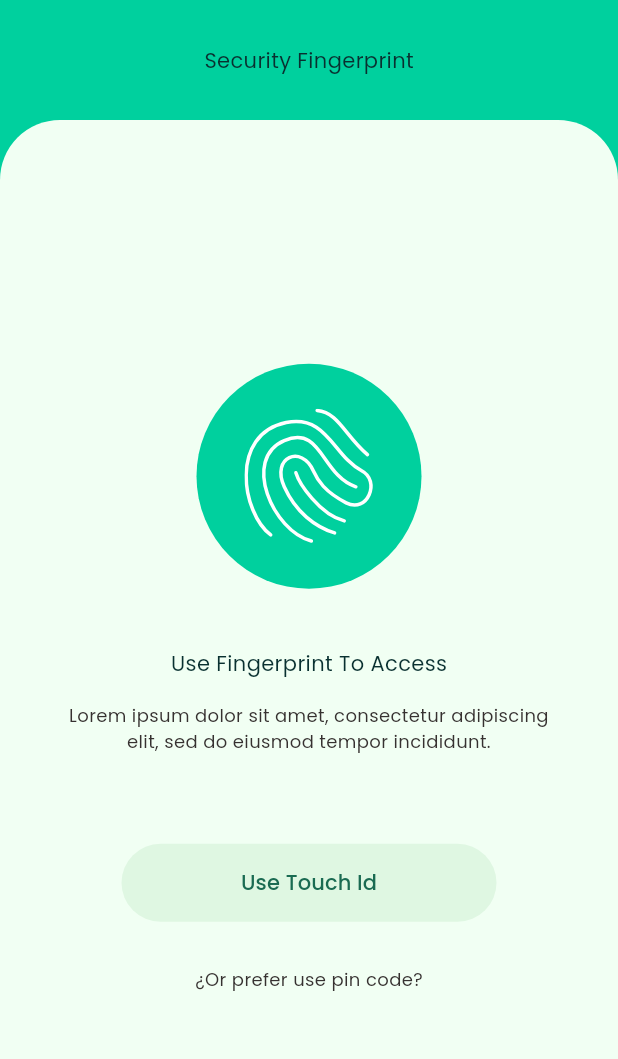
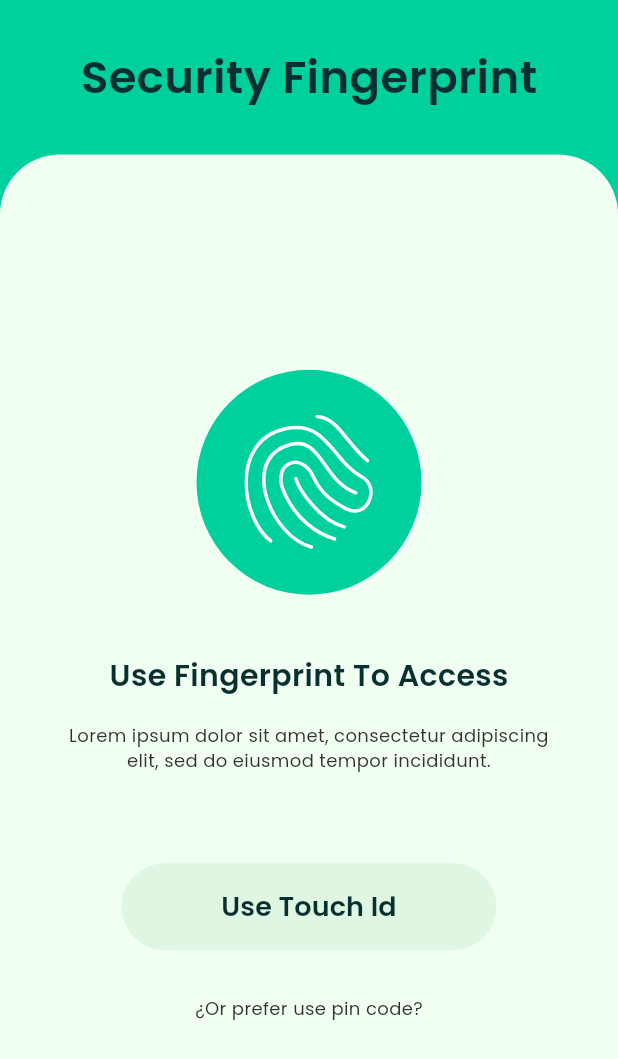
Before and after one commit to Om4r-M4dy/FinWise, a Flutter app: the SecurityFingerprintScreen screen opened directly, on a phone screen of 412 x 824 dp. Shown: the top 1059 px of the screen. Run offline on Flutter 3.47's test engine with Material 3 defaults, Android fonts, the phone set to English and light mode, and no system bars; our stand-ins replace custom_sliding_segmented_control, date_field, device_preview, fl_chart, flip_card, flutter_svg and 5 more; missing offline and left inert: verification_code_field.

Commit message:
Merge remote-tracking branch 'origin/main' into auth-feature

```diff
--- a/lib/core/routes/app_router.dart
+++ b/lib/core/routes/app_router.dart
@@ -4,6 +4,11 @@ import 'package:finwise/features/Home/pages/nav_bar.dart';
 import 'package:finwise/features/Security/pages/terms_and_conditions.dart';
 import 'package:finwise/features/Transaction/pages/transaction_screen.dart';
 import 'package:finwise/features/analysis/pages/analysis_screen.dart';
+import 'package:finwise/features/auth/page/forgot_password.dart';
+import 'package:finwise/features/auth/page/login_screen.dart';
+import 'package:finwise/features/auth/page/securityPin_screen.dart';
+import 'package:finwise/features/auth/page/security_fingerprint_screen.dart';
+import 'package:finwise/features/auth/page/signup_screen.dart';
 import 'package:finwise/features/categories/pages/add_expenses.dart';
 import 'package:finwise/features/categories/pages/add_savings.dart';
 import 'package:finwise/features/categories/pages/car.dart';
@@ -160,6 +165,30 @@ class AppRouter {
         path: Routes.transactionScreen,
         builder: (context, state) => TransactionScreen(),
       ),
+      // Security Routes
+      GoRoute(
+        path: Routes.securitypinScreen,
+        builder: (context, state) => SecuritypinScreen(),
+      ),
+      GoRoute(
+        path: Routes.securityFingerprintScreen,
+        builder: (context, state) => SecurityFingerprintScreen(),
+      ),
+      GoRoute(
+        path: Routes.signupScreen,
+        builder: (context, state) => SignupScreen(),
+      ),
+      GoRoute(
+        path: Routes.loginScreen,
+        builder: (context, state) => LoginScreen(),
+      ),
+
+      GoRoute(
+        path: Routes.forgotPasswordScreen,
+        builder: (context, state) => ForgotPasswordScreen(),
+      ),
+
+
     ],
   );
 }
--- a/lib/core/routes/routes.dart
+++ b/lib/core/routes/routes.dart
@@ -37,4 +37,15 @@ class Routes {
   static const String homeScreen = '/home';
   static const String bottomNavBar = '/bottom_nav_bar';
   static const String transactionScreen = '/transaction_screen';
+  static const String securitypinScreen = '/securityPin_screen';
+  static const String securityFingerprintScreen = '/security_fingerprint_screen';
+  // Auth Routes
+  static const String signupScreen = '/signup_screen';
+  static const String loginScreen = '/login_screen';
+  static const String verifyScreen = '/verify_screen';
+  static const String forgotPasswordScreen = '/forgot_password_screen';
+  static const String resetPasswordScreen = '/reset_password_screen';
+  static const String setPinScreen = '/set_pin_screen';
+
+
 }
--- a/lib/core/styles/text_styles.dart
+++ b/lib/core/styles/text_styles.dart
@@ -17,4 +17,16 @@ class TextStyles {
     fontSize: 12,
     fontWeight: FontWeight.w400,
   );
+  static const TextStyle headline_24 = TextStyle(
+    fontSize: 24,
+    fontWeight: FontWeight.w600,
+  );
+  static const TextStyle caption1_14 = TextStyle(
+    fontSize: 14,
+    fontWeight: FontWeight.w500,
+  );
+  static const TextStyle size_30 = TextStyle(
+    fontSize: 30,
+    fontWeight: FontWeight.w600,
+  );
 }
--- a/lib/features/auth/page/security_fingerprint_screen.dart
+++ b/lib/features/auth/page/security_fingerprint_screen.dart
@@ -1,10 +1,13 @@
 import 'package:finwise/core/constants/app_assets.dart';
 import 'package:finwise/core/constants/app_colors.dart';
 import 'package:finwise/core/constants/app_fonts.dart';
+import 'package:finwise/core/routes/routes.dart';
 import 'package:finwise/core/styles/text_styles.dart';
+import 'package:finwise/features/Home/pages/home_screen.dart';
 import 'package:flutter/material.dart';
 import 'package:flutter_svg/flutter_svg.dart';
 import 'package:gap/gap.dart';
+import 'package:go_router/go_router.dart';
 
 class SecurityFingerprintScreen extends StatelessWidget {
   const SecurityFingerprintScreen({super.key});
@@ -19,7 +22,8 @@ class SecurityFingerprintScreen extends StatelessWidget {
             const Gap(30),
             Text(
               "Security Fingerprint",
-              style: TextStyles.size_30.copyWith(
+              style: TextStyles.headlineLarge.copyWith(
+                fontSize: 30,
                 color: AppColors.lettersAndIcons,
                 fontFamily: AppFonts.poppins,
                 fontWeight: FontWeight.w600,
@@ -59,7 +63,7 @@ class SecurityFingerprintScreen extends StatelessWidget {
                     const Gap(40),
                     Text(
                       "Use Fingerprint To Access",
-                      style: TextStyles.headline_24.copyWith(
+                      style: TextStyles.headlineLarge.copyWith(
                         fontSize: 20,
                         color: AppColors.lettersAndIcons,
                         fontFamily: AppFonts.poppins,
@@ -76,7 +80,9 @@ class SecurityFingerprintScreen extends StatelessWidget {
                     SizedBox(
                       width: 250,
                       child: ElevatedButton(
-                        onPressed: () {},
+                        onPressed: () {
+                          context.push(Routes.homeScreen);
+                        },
                         style: ElevatedButton.styleFrom(
                           backgroundColor: AppColors.lightGreen,
                           padding: const EdgeInsets.symmetric(vertical: 16),
@@ -87,7 +93,7 @@ class SecurityFingerprintScreen extends StatelessWidget {
                         ),
                         child: Text(
                           "Use Touch Id",
-                          style: TextStyles.headline_24.copyWith(
+                          style: TextStyles.headlineLarge.copyWith(
                             fontSize: 18,
                             color: AppColors.lettersAndIcons,
                             fontFamily: AppFonts.poppins,
--- a/pubspec.yaml
+++ b/pubspec.yaml
@@ -20,6 +20,7 @@ dependencies:
   lottie: ^3.3.2
   percent_indicator: ^4.2.5
   table_calendar: ^3.2.0
+  verification_code_field: ^1.2.4
 
 dev_dependencies:
   flutter_lints: ^6.0.0
```
Also changed, not shown: lib/features/auth/page/securityPin_screen.dart (+10 -4 lines), lib/features/auth/page/signup_screen.dart (+7 -3 lines), pubspec.lock, 1 other file.
